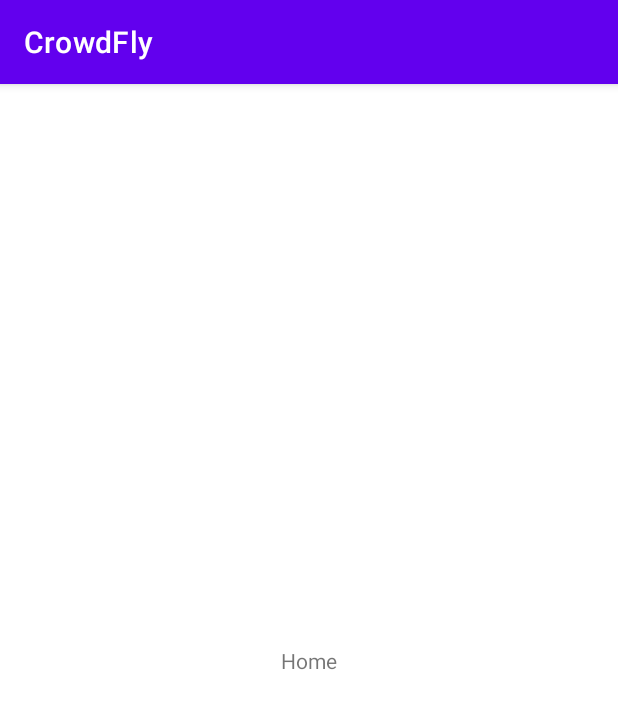
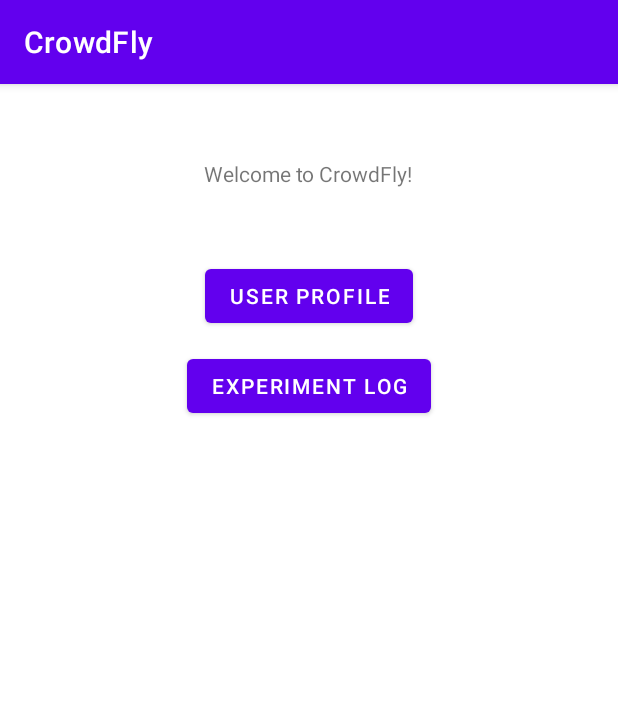
Before and after one commit to CMPUT301W21T06/CrowdFly, an Android app: the screen it shows after launch once a user with an empty profile is signed in (MainActivity), on a phone screen of 412 x 824 dp. Shown: the top 709 px of the screen. Run offline under Robolectric (Android 15) with nearby library versions, the phone set to English and light mode, and no system bars; our stand-ins replace Firebase (no records; nobody signed in at launch, a user with empty details on screens opened directly).

Commit message:
feat: added ui to home page

```diff
--- a/code/app/src/main/java/com/cmput301w21t06/crowdfly/Models/User.java
+++ b/code/app/src/main/java/com/cmput301w21t06/crowdfly/Models/User.java
@@ -4,7 +4,7 @@ import java.util.ArrayList;
 
 
 /**
- * Data class that captures user information for logged in users retrieved from LoginRepository
+ * Model class that captures user information for logged in users retrieved from UserRepository(TODO)
  */
 
 public class User {
--- a/code/app/src/main/java/com/cmput301w21t06/crowdfly/Views/MainActivity.java
+++ b/code/app/src/main/java/com/cmput301w21t06/crowdfly/Views/MainActivity.java
@@ -2,21 +2,37 @@ package com.cmput301w21t06.crowdfly.Views;
 
 import androidx.appcompat.app.AppCompatActivity;
 
+import android.content.Intent;
 import android.os.Bundle;
+import android.view.View;
+import android.widget.Button;
 
 import com.cmput301w21t06.crowdfly.R;
-import com.google.firebase.firestore.FirebaseFirestore;
 
 public class MainActivity extends AppCompatActivity {
-    // My name is Abdullah, I am working on CrowdFly
-    private FirebaseFirestore db;
 
-    //my name is Haris :p
     @Override
     protected void onCreate(Bundle savedInstanceState) {
         super.onCreate(savedInstanceState);
         setContentView(R.layout.activity_main);
+        Button userProfileButton = (Button) findViewById(R.id.userProfileBtn);
+        Button viewExperimentLogButton = (Button) findViewById(R.id.viewExperimentLogBtn);
 
 
+        userProfileButton.setOnClickListener(new View.OnClickListener() {
+            @Override
+            public void onClick(View v) {
+                Intent intent = new Intent(MainActivity.this, UserProfileActivity.class);
+                startActivity(intent);
+            }
+        });
+
+        viewExperimentLogButton.setOnClickListener(new View.OnClickListener() {
+            @Override
+            public void onClick(View v) {
+                Intent intent = new Intent(MainActivity.this, ViewExperimentLogActivity.class);
+                startActivity(intent);
+            }
+        });
     }
 }
--- a/code/app/src/main/res/layout/activity_main.xml
+++ b/code/app/src/main/res/layout/activity_main.xml
@@ -7,12 +7,35 @@
     tools:context=".Views.AuthActivity">
 
     <TextView
-        android:id="@+id/textView"
+        android:id="@+id/welcomeMessage"
         android:layout_width="wrap_content"
         android:layout_height="wrap_content"
-        android:text="Home"
+        android:text="Welcome to CrowdFly!"
         app:layout_constraintBottom_toBottomOf="parent"
         app:layout_constraintEnd_toEndOf="parent"
+        app:layout_constraintHorizontal_bias="0.498"
         app:layout_constraintStart_toStartOf="parent"
-        app:layout_constraintTop_toTopOf="parent" />
+        app:layout_constraintTop_toTopOf="parent"
+        app:layout_constraintVertical_bias="0.067" />
+
+    <Button
+        android:id="@+id/userProfileBtn"
+        android:layout_width="wrap_content"
+        android:layout_height="wrap_content"
+        android:layout_marginTop="48dp"
+        android:text="User Profile"
+        app:layout_constraintEnd_toEndOf="parent"
+        app:layout_constraintHorizontal_bias="0.501"
+        app:layout_constraintStart_toStartOf="parent"
+        app:layout_constraintTop_toBottomOf="@+id/welcomeMessage" />
+
+    <Button
+        android:id="@+id/viewExperimentLogBtn"
+        android:layout_width="wrap_content"
+        android:layout_height="wrap_content"
+        android:layout_marginTop="12dp"
+        android:text="Experiment Log"
+        app:layout_constraintEnd_toEndOf="parent"
+        app:layout_constraintStart_toStartOf="parent"
+        app:layout_constraintTop_toBottomOf="@+id/userProfileBtn" />
 </androidx.constraintlayout.widget.ConstraintLayout>
```
Also changed, not shown: code/app/src/main/AndroidManifest.xml (+8 -7 lines), code/app/src/main/java/com/cmput301w21t06/crowdfly/Views/UserProfileActivity.java (added, +15 -0 lines), code/app/src/main/res/layout/activity_user_profile.xml (added, +9 -0 lines).
